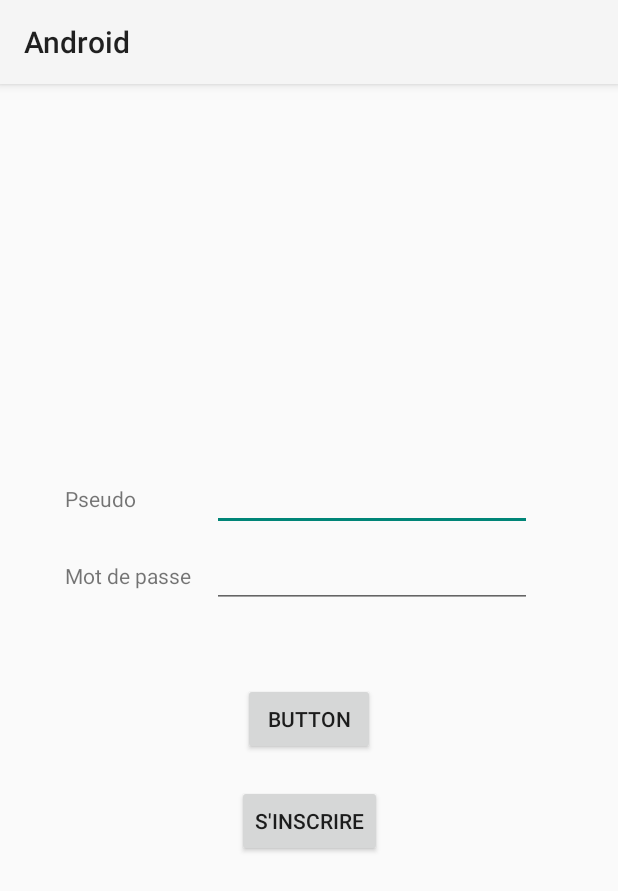
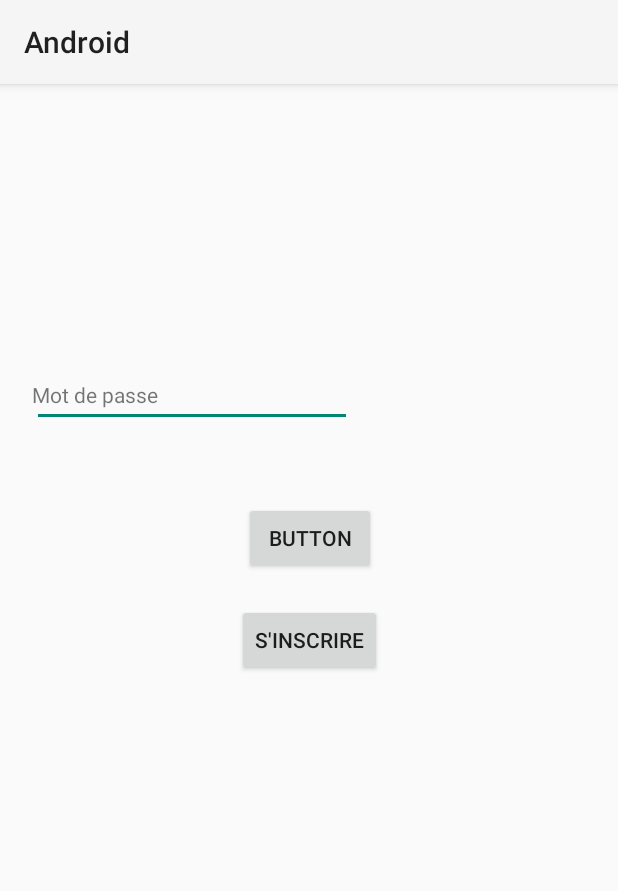
Before and after one commit to CyrilBruel/android-master1-p9-Jacques-957-Bruel-960, an Android app: the LoginActivity screen opened directly, with no data from a screen before it, on a phone screen of 412 x 824 dp. Shown: the top 891 px of the screen. Run offline under Robolectric (Android 15) with nearby library versions, the phone set to English and light mode, and no system bars.

Commit message:
202205210124

```diff
--- a/Android/app/build.gradle
+++ b/Android/app/build.gradle
@@ -41,7 +41,7 @@ dependencies {
     testImplementation 'junit:junit:4.+'
     androidTestImplementation 'androidx.test.ext:junit:1.1.3'
     androidTestImplementation 'androidx.test.espresso:espresso-core:3.4.0'
-    implementation 'com.squareup.retrofit2:retrofit:2.1.0'
-    implementation 'com.squareup.retrofit2:converter-gson:2.1.0'
-    implementation 'com.google.code.gson:gson:2.6.2'
+    implementation 'com.squareup.retrofit2:retrofit:2.7.2'
+    implementation 'com.squareup.retrofit2:converter-gson:2.7.2'
+    implementation 'com.squareup.okhttp3:okhttp:3.6.0'
  }
--- a/Android/app/src/main/AndroidManifest.xml
+++ b/Android/app/src/main/AndroidManifest.xml
@@ -6,6 +6,7 @@
 
     <application
         android:allowBackup="true"
+        android:usesCleartextTraffic="true"
         android:icon="@mipmap/ic_launcher"
         android:label="@string/app_name"
         android:roundIcon="@mipmap/ic_launcher_round"
--- a/Android/app/src/main/res/layout/activity_login.xml
+++ b/Android/app/src/main/res/layout/activity_login.xml
@@ -7,8 +7,8 @@
     tools:context=".activity.LoginActivity">
 
     <androidx.constraintlayout.widget.ConstraintLayout
-        android:layout_width="325dp"
-        android:layout_height="wrap_content"
+        android:layout_width="370dp"
+        android:layout_height="402dp"
         app:layout_constraintBottom_toBottomOf="parent"
         app:layout_constraintEnd_toEndOf="parent"
         app:layout_constraintHorizontal_bias="0.5"
@@ -16,34 +16,11 @@
         app:layout_constraintTop_toTopOf="parent">
 
         <TextView
-            android:id="@+id/inscriptionNom"
-            android:layout_width="wrap_content"
-            android:layout_height="wrap_content"
-            android:text="Pseudo"
-            app:layout_constraintBottom_toTopOf="@+id/prenom"
-            app:layout_constraintStart_toStartOf="parent"
-            app:layout_constraintTop_toTopOf="parent"
-            tools:ignore="MissingConstraints" />
-
-        <EditText
-            android:id="@+id/incriptionNom"
-            android:layout_width="wrap_content"
-            android:layout_height="wrap_content"
-            android:ems="10"
-            android:inputType="textPersonName"
-            android:text=""
-            app:layout_constraintBaseline_toBaselineOf="@+id/inscriptionNom"
-            app:layout_constraintEnd_toEndOf="parent"
-            app:layout_constraintStart_toEndOf="@+id/prenom" />
-
-        <TextView
             android:id="@+id/prenom"
             android:layout_width="wrap_content"
             android:layout_height="wrap_content"
-            android:layout_marginTop="32dp"
             android:text="Mot de passe"
-            app:layout_constraintStart_toStartOf="@+id/inscriptionNom"
-            app:layout_constraintTop_toBottomOf="@+id/inscriptionNom" />
+            app:layout_constraintBaseline_toBaselineOf="@+id/editTextTextPassword2" />
 
         <EditText
             android:id="@+id/editTextTextPassword2"
@@ -51,11 +28,11 @@
             android:layout_height="wrap_content"
             android:ems="10"
             android:inputType="textPassword"
-            app:layout_constraintBaseline_toBaselineOf="@+id/prenom"
-            app:layout_constraintStart_toStartOf="@+id/incriptionNom" />
+            tools:layout_editor_absoluteX="123dp"
+            tools:layout_editor_absoluteY="66dp" />
 
         <Button
-            android:id="@+id/button2"
+            android:id="@+id/inscriptionSeConnecter"
             android:layout_width="wrap_content"
             android:layout_height="wrap_content"
             android:layout_marginTop="50dp"
@@ -74,6 +51,6 @@
             app:layout_constraintEnd_toEndOf="parent"
             app:layout_constraintHorizontal_bias="0.5"
             app:layout_constraintStart_toStartOf="parent"
-            app:layout_constraintTop_toBottomOf="@+id/button2" />
+            app:layout_constraintTop_toBottomOf="@+id/inscriptionSeConnecter" />
     </androidx.constraintlayout.widget.ConstraintLayout>
 </androidx.constraintlayout.widget.ConstraintLayout>
```
Also changed, not shown: Android/app/src/main/java/com/example/android/activity/InscriptionActivity.java (+57 -0 lines), Android/app/src/main/java/com/example/android/classes/ResInscription.java (added, +26 -0 lines), Android/app/src/main/java/com/example/android/classes/User.java (added, +88 -0 lines), Android/app/src/main/java/com/example/android/config/Api.java (added, +17 -0 lines), Android/app/src/main/java/com/example/android/config/RetrofitClient.java (added, +27 -0 lines), Android/app/src/main/res/layout/activity_inscription.xml (+11 -11 lines), 3 other files.
